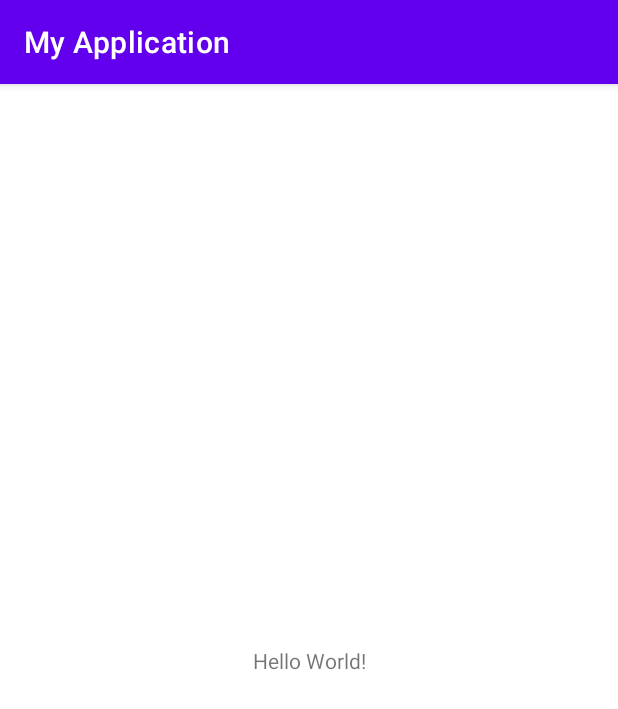
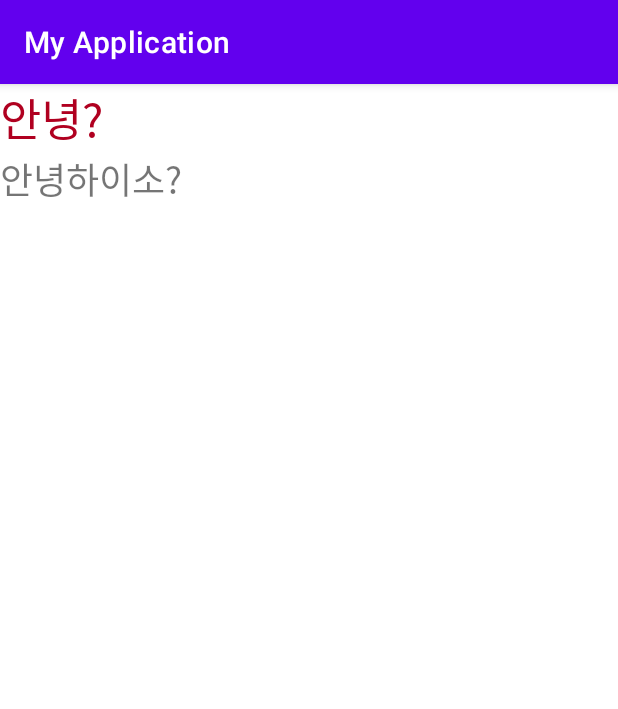
Before and after one commit to CHRIS-AN/AndroidBeginner, an Android app: the screen it shows after launch (MainActivity), on a phone screen of 412 x 824 dp. Shown: the top 709 px of the screen. Run offline under Robolectric (Android 15) with nearby library versions, the phone set to English and light mode, and no system bars.

Commit message:
Android_text

```diff
--- a/app/src/main/res/layout/activity_main.xml
+++ b/app/src/main/res/layout/activity_main.xml
@@ -1,18 +1,25 @@
 <?xml version="1.0" encoding="utf-8"?>
-<androidx.constraintlayout.widget.ConstraintLayout xmlns:android="http://schemas.android.com/apk/res/android"
+<LinearLayout xmlns:android="http://schemas.android.com/apk/res/android"
     xmlns:app="http://schemas.android.com/apk/res-auto"
     xmlns:tools="http://schemas.android.com/tools"
-    android:layout_width="match_parent"
-    android:layout_height="match_parent"
+    android:layout_width="wrap_content"
+    android:layout_height="wrap_content"
+    android:orientation="vertical"
     tools:context=".MainActivity">
 
     <TextView
         android:layout_width="wrap_content"
         android:layout_height="wrap_content"
-        android:text="Hello World!"
-        app:layout_constraintBottom_toBottomOf="parent"
-        app:layout_constraintLeft_toLeftOf="parent"
-        app:layout_constraintRight_toRightOf="parent"
-        app:layout_constraintTop_toTopOf="parent" />
+        android:text="안녕?"
+        android:textColor="@color/design_default_color_error"
+        android:textSize="30sp" />
 
-</androidx.constraintlayout.widget.ConstraintLayout>
+    <TextView
+        android:layout_width="wrap_content"
+        android:layout_height="wrap_content"
+        android:text="안녕하이소?"
+        android:textSize="24sp">
+
+
+    </TextView>
+</LinearLayout>
```
Also changed, not shown: app/src/main/java/re/sta/rt/AndroidUI/01.HowToDrawUI.kt (added, +26 -0 lines).
